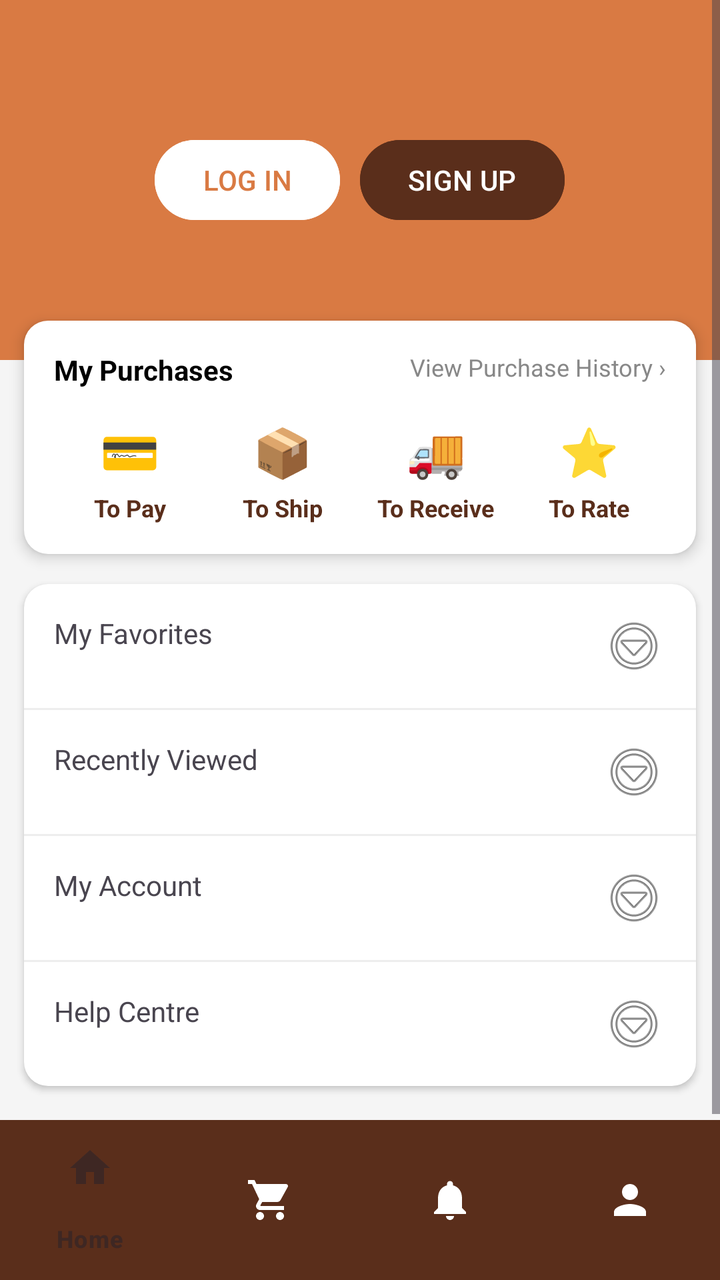
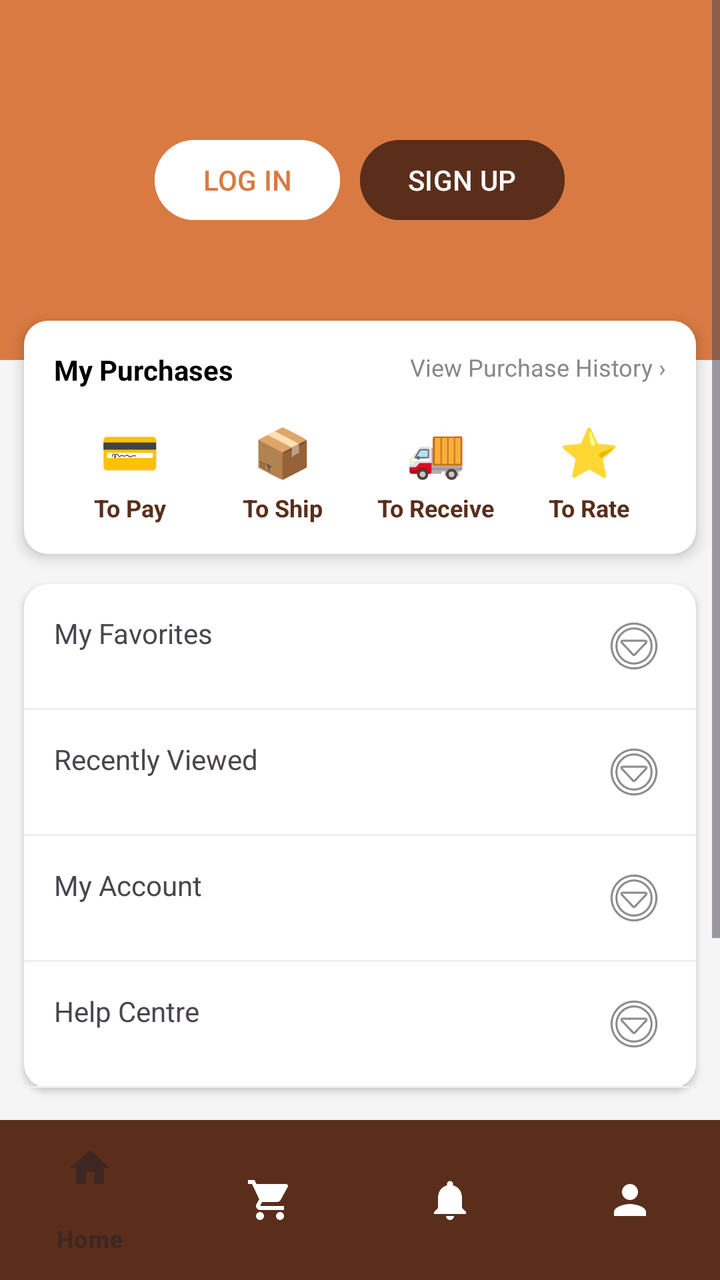

Two renders of the same Android screen: before a commit and after it. Below are the layout's source before the change and the commit's diff.
<!-- AndroidManifest.xml: application theme Theme.Katutubo_F -->
<!-- res/layout/fragment_profile.xml -->
<?xml version="1.0" encoding="utf-8"?>
<RelativeLayout xmlns:android="http://schemas.android.com/apk/res/android"
    xmlns:app="http://schemas.android.com/apk/res-auto"
    android:layout_width="match_parent"
    android:layout_height="match_parent"
    android:background="#F5F5F5">

    <ScrollView
        android:layout_width="match_parent"
        android:layout_height="match_parent"
        android:layout_above="@id/bottom_navigation">

        <LinearLayout
            android:layout_width="match_parent"
            android:layout_height="wrap_content"
            android:orientation="vertical"
            android:clipChildren="false"
            android:clipToPadding="false">

            <RelativeLayout
                android:layout_width="match_parent"
                android:layout_height="180dp"
                android:background="@color/katutubo_orange"
                android:padding="20dp">

                
                <LinearLayout
                    android:id="@+id/logged_in_layout"
                    android:layout_width="wrap_content"
                    android:layout_height="wrap_content"
                    android:layout_alignParentStart="true"
                    android:layout_centerVertical="true"
                    android:gravity="center_vertical"
                    android:orientation="horizontal"
                    android:visibility="gone">

                    <ImageView
                        android:layout_width="70dp"
                        android:layout_height="70dp"
                        android:background="@drawable/rounded_white_bg"
                        android:padding="5dp"
                        android:src="@drawable/logoooo" />

                    <LinearLayout
                        android:layout_width="wrap_content"
                        android:layout_height="wrap_content"
                        android:layout_marginStart="15dp"
                        android:orientation="vertical">

                        <TextView
                            android:id="@+id/profile_name"
                            android:layout_width="wrap_content"
                            android:layout_height="wrap_content"
                            android:text="Katutubo User"
                            android:textColor="@color/white"
                            android:textSize="20sp"
                            android:textStyle="bold" />

                        <TextView
                            android:layout_width="wrap_content"
                            android:layout_height="wrap_content"
                            android:background="@drawable/category_chip_bg"
                            android:backgroundTint="#40FFFFFF"
                            android:paddingHorizontal="8dp"
                            android:paddingVertical="2dp"
                            android:text="Silver Member"
                            android:textColor="@color/white"
                            android:textSize="12sp" />
                    </LinearLayout>
                </LinearLayout>

                
                <LinearLayout
                    android:id="@+id/guest_layout"
                    android:layout_width="match_parent"
                    android:layout_height="wrap_content"
                    android:layout_centerVertical="true"
                    android:gravity="center"
                    android:orientation="horizontal">

                    <Button
                        android:id="@+id/btn_login_profile"
                        android:layout_width="wrap_content"
                        android:layout_height="wrap_content"
                        android:text="LOG IN"
                        android:backgroundTint="@color/white"
                        android:textColor="@color/katutubo_orange"
                        android:layout_marginEnd="10dp"/>

                    <Button
                        android:id="@+id/btn_signup_profile"
                        android:layout_width="wrap_content"
                        android:layout_height="wrap_content"
                        android:text="SIGN UP"
                        android:backgroundTint="@color/katutubo_brown"
                        android:textColor="@color/white"/>
                </LinearLayout>

            </RelativeLayout>

            
            <LinearLayout
                android:layout_width="match_parent"
                android:layout_height="wrap_content"
                android:layout_marginTop="-20dp"
                android:layout_marginHorizontal="12dp"
                android:background="@drawable/rounded_white_bg"
                android:elevation="4dp"
                android:orientation="vertical"
                android:padding="15dp"
                android:clipChildren="false"
                android:clipToPadding="false">

                <RelativeLayout
                    android:layout_width="match_parent"
                    android:layout_height="wrap_content"
                    android:layout_marginBottom="15dp">
                    <TextView
                        android:layout_width="wrap_content"
                        android:layout_height="wrap_content"
                        android:text="My Purchases"
                        android:textColor="@color/black"
                        android:textStyle="bold" />
                    <TextView
                        android:id="@+id/btn_view_history"
                        android:layout_width="wrap_content"
                        android:layout_height="wrap_content"
                        android:layout_alignParentEnd="true"
                        android:text="View Purchase History ›"
                        android:textColor="#888888"
                        android:textSize="12sp"
                        android:clickable="true"
                        android:focusable="true"/>
                </RelativeLayout>

                <LinearLayout
                    android:layout_width="match_parent"
                    android:layout_height="wrap_content"
                    android:orientation="horizontal"
                    android:weightSum="4"
                    android:clipChildren="false"
                    android:clipToPadding="false">

                    <LinearLayout android:id="@+id/to_pay" android:layout_width="0dp" android:layout_height="wrap_content" android:layout_weight="1" android:gravity="center" android:orientation="vertical" android:clickable="true" android:focusable="true" android:clipChildren="false" android:clipToPadding="false">
                        <RelativeLayout android:layout_width="wrap_content" android:layout_height="wrap_content" android:clipChildren="false" android:clipToPadding="false">
                            <TextView android:id="@+id/icon_to_pay" android:layout_width="wrap_content" android:layout_height="wrap_content" android:text="💳" android:textSize="24sp" />
                            <TextView android:id="@+id/badge_to_pay" android:layout_width="16dp" android:layout_height="16dp" android:layout_alignTop="@id/icon_to_pay" android:layout_alignEnd="@id/icon_to_pay" android:layout_marginTop="-4dp" android:layout_marginEnd="-6dp" android:background="@drawable/badge_background" android:gravity="center" android:text="1" android:textColor="@color/white" android:textSize="10sp" android:textStyle="bold" android:visibility="gone" />
                        </RelativeLayout>
                        <TextView android:layout_width="wrap_content" android:layout_height="wrap_content" android:text="To Pay" android:textSize="12sp" android:textColor="@color/katutubo_brown" android:textStyle="bold" android:layout_marginTop="4dp" />
                    </LinearLayout>

                    <LinearLayout android:id="@+id/to_ship" android:layout_width="0dp" android:layout_height="wrap_content" android:layout_weight="1" android:gravity="center" android:orientation="vertical" android:clickable="true" android:focusable="true" android:clipChildren="false" android:clipToPadding="false">
                        <RelativeLayout android:layout_width="wrap_content" android:layout_height="wrap_content" android:clipChildren="false" android:clipToPadding="false">
                            <TextView android:id="@+id/icon_to_ship" android:layout_width="wrap_content" android:layout_height="wrap_content" android:text="📦" android:textSize="24sp" />
                            <TextView android:id="@+id/badge_to_ship" android:layout_width="16dp" android:layout_height="16dp" android:layout_alignTop="@id/icon_to_ship" android:layout_alignEnd="@id/icon_to_ship" android:layout_marginTop="-4dp" android:layout_marginEnd="-6dp" android:background="@drawable/badge_background" android:gravity="center" android:text="1" android:textColor="@color/white" android:textSize="10sp" android:textStyle="bold" android:visibility="gone" />
                        </RelativeLayout>
                        <TextView android:layout_width="wrap_content" android:layout_height="wrap_content" android:text="To Ship" android:textSize="12sp" android:textColor="@color/katutubo_brown" android:textStyle="bold" android:layout_marginTop="4dp" />
                    </LinearLayout>

                    <LinearLayout android:id="@+id/to_receive" android:layout_width="0dp" android:layout_height="wrap_content" android:layout_weight="1" android:gravity="center" android:orientation="vertical" android:clickable="true" android:focusable="true" android:clipChildren="false" android:clipToPadding="false">
                        <RelativeLayout android:layout_width="wrap_content" android:layout_height="wrap_content" android:clipChildren="false" android:clipToPadding="false">
                            <TextView android:id="@+id/icon_to_receive" android:layout_width="wrap_content" android:layout_height="wrap_content" android:text="🚚" android:textSize="24sp" />
                            <TextView android:id="@+id/badge_to_receive" android:layout_width="16dp" android:layout_height="16dp" android:layout_alignTop="@id/icon_to_receive" android:layout_alignEnd="@id/icon_to_receive" android:layout_marginTop="-4dp" android:layout_marginEnd="-6dp" android:background="@drawable/badge_background" android:gravity="center" android:text="1" android:textColor="@color/white" android:textSize="10sp" android:textStyle="bold" android:visibility="gone" />
                        </RelativeLayout>
                        <TextView android:layout_width="wrap_content" android:layout_height="wrap_content" android:text="To Receive" android:textSize="12sp" android:textColor="@color/katutubo_brown" android:textStyle="bold" android:layout_marginTop="4dp" />
                    </LinearLayout>

                    <LinearLayout android:id="@+id/to_rate" android:layout_width="0dp" android:layout_height="wrap_content" android:layout_weight="1" android:gravity="center" android:orientation="vertical" android:clickable="true" android:focusable="true" android:clipChildren="false" android:clipToPadding="false">
                        <RelativeLayout android:layout_width="wrap_content" android:layout_height="wrap_content" android:clipChildren="false" android:clipToPadding="false">
                            <TextView android:id="@+id/icon_to_rate" android:layout_width="wrap_content" android:layout_height="wrap_content" android:text="⭐" android:textSize="24sp" />
                            <TextView android:id="@+id/badge_to_rate" android:layout_width="16dp" android:layout_height="16dp" android:layout_alignTop="@id/icon_to_rate" android:layout_alignEnd="@id/icon_to_rate" android:layout_marginTop="-4dp" android:layout_marginEnd="-6dp" android:background="@drawable/badge_background" android:gravity="center" android:text="1" android:textColor="@color/white" android:textSize="10sp" android:textStyle="bold" android:visibility="gone" />
                        </RelativeLayout>
                        <TextView android:layout_width="wrap_content" android:layout_height="wrap_content" android:text="To Rate" android:textSize="12sp" android:textColor="@color/katutubo_brown" android:textStyle="bold" android:layout_marginTop="4dp" />
                    </LinearLayout>
                </LinearLayout>
            </LinearLayout>

            
            <LinearLayout
                android:layout_width="match_parent" android:layout_height="wrap_content"
                android:layout_marginHorizontal="12dp" android:layout_marginTop="15dp"
                android:layout_marginBottom="20dp" android:background="@drawable/rounded_white_bg"
                android:elevation="2dp" android:orientation="vertical">

                <TextView
                    android:id="@+id/my_favorites"
                    android:layout_width="match_parent"
                    android:layout_height="wrap_content"
                    android:padding="15dp"
                    android:text="My Favorites"
                    android:drawableEnd="@android:drawable/ic_menu_more"
                    android:clickable="true"
                    android:focusable="true"/>
                <View android:layout_width="match_parent" android:layout_height="1dp" android:background="#EEEEEE" />
                <TextView
                    android:id="@+id/recently_viewed"
                    android:layout_width="match_parent"
                    android:layout_height="wrap_content"
                    android:padding="15dp"
                    android:text="Recently Viewed"
                    android:drawableEnd="@android:drawable/ic_menu_more"
                    android:clickable="true"
                    android:focusable="true"/>
                <View android:layout_width="match_parent" android:layout_height="1dp" android:background="#EEEEEE" />
                <TextView
                    android:id="@+id/my_account"
                    android:layout_width="match_parent"
                    android:layout_height="wrap_content"
                    android:padding="15dp"
                    android:text="My Account"
                    android:drawableEnd="@android:drawable/ic_menu_more"
                    android:clickable="true"
                    android:focusable="true"/>
                <View android:layout_width="match_parent" android:layout_height="1dp" android:background="#EEEEEE" />
                <TextView
                    android:id="@+id/help_centre"
                    android:layout_width="match_parent"
                    android:layout_height="wrap_content"
                    android:padding="15dp"
                    android:text="Help Centre"
                    android:drawableEnd="@android:drawable/ic_menu_more"
                    android:clickable="true"
                    android:focusable="true"/>
            </LinearLayout>

            <Button
                android:id="@+id/logout_button"
                android:layout_width="match_parent"
                android:layout_height="wrap_content"
                android:layout_marginHorizontal="20dp"
                android:layout_marginBottom="30dp"
                android:backgroundTint="@color/katutubo_brown"
                android:text="LOGOUT"
                android:visibility="gone"/>

        </LinearLayout>
    </ScrollView>

    <com.google.android.material.bottomnavigation.BottomNavigationView
        android:id="@+id/bottom_navigation"
        android:layout_width="match_parent"
        android:layout_height="wrap_content"
        android:layout_alignParentBottom="true"
        android:background="@color/katutubo_brown"
        app:itemIconTint="@color/nav_item_color"
        app:itemTextColor="@color/nav_item_color"
        app:menu="@menu/bottom_nav_menu" />

</RelativeLayout>
<!-- resources referenced by this layout -->
<resources>
  <color name="black">#000000</color>
  <color name="katutubo_brown">#5A2E1B</color>
  <color name="katutubo_orange">#D97A43</color>
  <color name="white">#FFFFFF</color>
  <!-- drawable badge_background (drawable) -->
  <?xml version="1.0" encoding="utf-8"?>
  <shape xmlns:android="http://schemas.android.com/apk/res/android"
      android:shape="oval">
      <solid android:color="#F44336" />
  </shape>
  <!-- drawable category_chip_bg (drawable) -->
  <?xml version="1.0" encoding="utf-8"?>
  <shape xmlns:android="http://schemas.android.com/apk/res/android">
      <solid android:color="@color/white" />
      <corners android:radius="16dp" />
  </shape>
  <!-- drawable logoooo: png bitmap (drawable, 671715 bytes) -->
  <!-- drawable rounded_white_bg (drawable) -->
  <?xml version="1.0" encoding="utf-8"?>
  <shape xmlns:android="http://schemas.android.com/apk/res/android">
      <solid android:color="@color/white" />
      <corners android:radius="12dp" />
  </shape>
  <style name="Theme.Katutubo_F" parent="Base.Theme.Katutubo_F">
          
          <item name="bottomNavigationStyle">@style/Widget.App.BottomNavigationView</item>
      </style>
  <style name="Base.Theme.Katutubo_F" parent="Theme.Material3.DayNight.NoActionBar">
          
      </style>
  <style name="Widget.App.BottomNavigationView" parent="Widget.Material3.BottomNavigationView">
          
          <item name="materialThemeOverlay">@style/ThemeOverlay.App.BottomNavigation</item>
      </style>
  <style name="ThemeOverlay.App.BottomNavigation" parent="">
          
          <item name="colorSecondaryContainer">#EFEBE9</item>
      </style>
</resources>

<!-- the commit's change to res/layout/fragment_profile.xml (unified diff, before → after) -->
@@ -115,12 +115,30 @@
                     android:layout_width="match_parent"
                     android:layout_height="wrap_content"
                     android:layout_marginBottom="15dp">
-                    <TextView
-                        android:layout_width="wrap_content"
-                        android:layout_height="wrap_content"
-                        android:text="My Purchases"
-                        android:textColor="@color/black"
-                        android:textStyle="bold" />
+                    <LinearLayout
+                        android:layout_width="wrap_content"
+                        android:layout_height="wrap_content"
+                        android:orientation="horizontal"
+                        android:gravity="center_vertical">
+                        <TextView
+                            android:layout_width="wrap_content"
+                            android:layout_height="wrap_content"
+                            android:text="My Purchases"
+                            android:textColor="@color/black"
+                            android:textStyle="bold" />
+                        <TextView
+                            android:id="@+id/badge_my_purchases"
+                            android:layout_width="16dp"
+                            android:layout_height="16dp"
+                            android:layout_marginStart="8dp"
+                            android:background="@drawable/badge_background"
+                            android:gravity="center"
+                            android:text="1"
+                            android:textColor="@color/white"
+                            android:textSize="10sp"
+                            android:textStyle="bold"
+                            android:visibility="gone" />
+                    </LinearLayout>
                     <TextView
                         android:id="@+id/btn_view_history"
                         android:layout_width="wrap_content"
@@ -221,17 +239,109 @@
                     android:drawableEnd="@android:drawable/ic_menu_more"
                     android:clickable="true"
                     android:focusable="true"/>
-            </LinearLayout>
-
-            <Button
-                android:id="@+id/logout_button"
+                <View android:layout_width="match_parent" android:layout_height="1dp" android:background="#EEEEEE" />
+                <Button
+                    android:id="@+id/logout_button"
+                    android:layout_width="match_parent"
+                    android:layout_height="wrap_content"
+                    android:background="@android:color/transparent"
+                    android:text="LOGOUT"
+                    android:textColor="#E74C3C"
+                    android:textStyle="bold"
+                    android:gravity="start|center_vertical"
+                    android:paddingStart="15dp"
+                    android:visibility="gone"/>
+            </LinearLayout>
+
+            
+            <LinearLayout
+                android:id="@+id/profile_recent_views_section"
                 android:layout_width="match_parent"
                 android:layout_height="wrap_content"
-                android:layout_marginHorizontal="20dp"
-                android:layout_marginBottom="30dp"
-                android:backgroundTint="@color/katutubo_brown"
-                android:text="LOGOUT"
-                android:visibility="gone"/>
+                android:orientation="vertical"
+                android:layout_marginHorizontal="12dp"
+                android:layout_marginBottom="20dp"
+                android:visibility="gone">
+
+                <TextView
+                    android:layout_width="wrap_content"
+                    android:layout_height="wrap_content"
+                    android:text="Recently Viewed"
+                    android:textColor="@color/katutubo_brown"
+                    android:textSize="18sp"
+                    android:textStyle="bold" />
+
+                <HorizontalScrollView
+                    android:layout_width="match_parent"
+                    android:layout_height="wrap_content"
+                    android:scrollbars="none"
+                    android:layout_marginTop="8dp">
+                    <LinearLayout
+                        android:id="@+id/profile_recent_views_container"
+                        android:layout_width="wrap_content"
+                        android:layout_height="wrap_content"
+                        android:orientation="horizontal" />
+                </HorizontalScrollView>
+            </LinearLayout>
+
+            
+            <LinearLayout
+                android:id="@+id/profile_recommendations_section"
+                android:layout_width="match_parent"
+                android:layout_height="wrap_content"
+                android:orientation="vertical"
+                android:layout_marginHorizontal="12dp"
+                android:layout_marginBottom="20dp">
+
+                <TextView
+                    android:layout_width="wrap_content"
+                    android:layout_height="wrap_content"
+                    android:text="You Might Also Like"
+                    android:textColor="@color/katutubo_orange"
+                    android:textSize="18sp"
+                    android:textStyle="bold" />
+
+                <HorizontalScrollView
+                    android:layout_width="match_parent"
+                    android:layout_height="wrap_content"
+                    android:scrollbars="none"
+                    android:layout_marginTop="8dp">
+                    <LinearLayout
+                        android:id="@+id/profile_recommendations_container"
+                        android:layout_width="wrap_content"
+                        android:layout_height="wrap_content"
+                        android:orientation="horizontal" />
+                </HorizontalScrollView>
+            </LinearLayout>
+
+            
+            <LinearLayout
+                android:layout_width="match_parent"
+                android:layout_height="wrap_content"
+                android:orientation="vertical"
+                android:layout_marginHorizontal="12dp"
+                android:layout_marginBottom="20dp">
+
+                <TextView
+                    android:layout_width="wrap_content"
+                    android:layout_height="wrap_content"
+                    android:text="Exclusive Promotions"
+                    android:textColor="@color/katutubo_orange"
+                    android:textSize="18sp"
+                    android:textStyle="bold" />
+
+                <HorizontalScrollView
+                    android:layout_width="match_parent"
+                    android:layout_height="wrap_content"
+                    android:scrollbars="none"
+                    android:layout_marginTop="8dp">
+                    <LinearLayout
+                        android:id="@+id/profile_promo_container"
+                        android:layout_width="wrap_content"
+                        android:layout_height="wrap_content"
+                        android:orientation="horizontal" />
+                </HorizontalScrollView>
+            </LinearLayout>
 
         </LinearLayout>
     </ScrollView>
